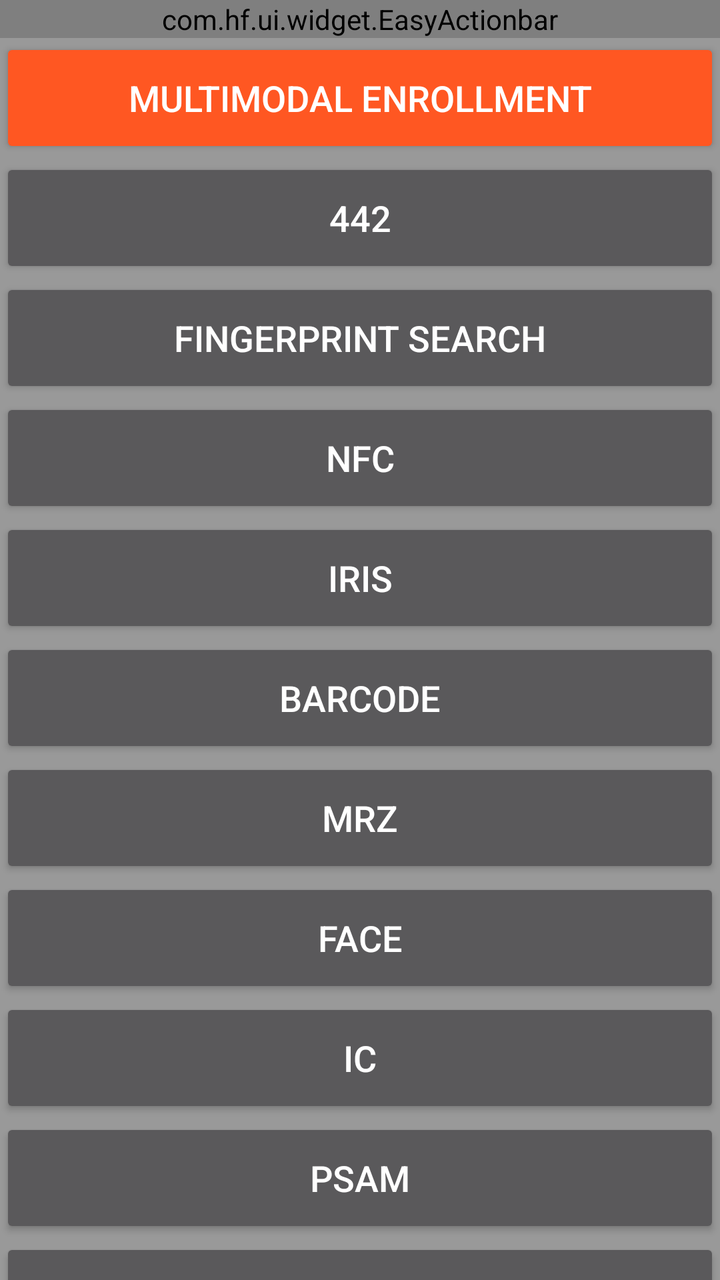
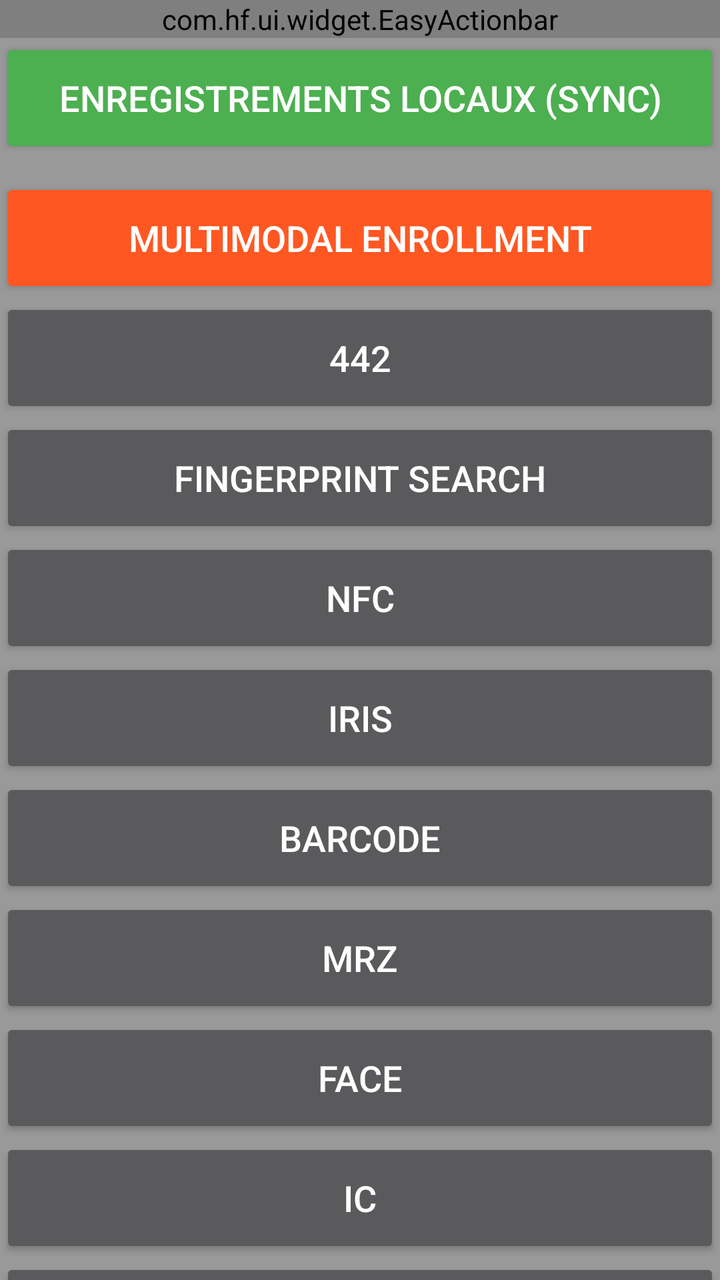

Before-and-after screenshots of an Android layout around one commit, followed by the original layout XML and the change that was made.
<!-- AndroidManifest.xml: application theme Theme.AppCompat.NoActionBar -->
<!-- res/layout/activity_main.xml -->
<?xml version="1.0" encoding="utf-8"?>
<LinearLayout xmlns:android="http://schemas.android.com/apk/res/android"
    android:layout_width="match_parent"
    android:layout_height="match_parent"
    android:background="@color/BASE_GREY"
    android:orientation="vertical">

    <com.hf.ui.widget.EasyActionbar
        android:id="@+id/actionbar"
        android:layout_width="match_parent"
        android:layout_height="wrap_content"
        android:background="@color/white" />

    <androidx.core.widget.NestedScrollView
        android:layout_width="match_parent"
        android:layout_height="wrap_content">


        <LinearLayout
            android:layout_width="match_parent"
            android:layout_height="wrap_content"
            android:orientation="vertical">

            <Button
                android:id="@+id/btnMultimodal"
                android:layout_width="match_parent"
                android:layout_height="60dp"
                android:gravity="center"
                android:text="MULTIMODAL ENROLLMENT"
                android:textSize="@dimen/t_18"
                android:textColor="#ffffff"
                android:backgroundTint="#ff5722"/>

            <Button
                android:id="@+id/fft"
                android:layout_width="match_parent"
                android:layout_height="60dp"
                android:gravity="center"
                android:text="442"
                android:textSize="@dimen/t_18" />

            <Button
                android:id="@+id/fp_search"
                android:layout_width="match_parent"
                android:layout_height="60dp"
                android:gravity="center"
                android:text="Fingerprint Search"
                android:textSize="@dimen/t_18" />

            <Button
                android:id="@+id/nfc"
                android:layout_width="match_parent"
                android:layout_height="60dp"
                android:gravity="center"
                android:text="NFC"
                android:textSize="@dimen/t_18" />

            <Button
                android:id="@+id/iris"
                android:layout_width="match_parent"
                android:layout_height="60dp"
                android:gravity="center"
                android:text="IRIS"
                android:textSize="@dimen/t_18" />

            <Button
                android:id="@+id/barcode"
                android:layout_width="match_parent"
                android:layout_height="60dp"
                android:gravity="center"
                android:text="BARCODE"
                android:textSize="@dimen/t_18" />

            <Button
                android:id="@+id/mrz"
                android:layout_width="match_parent"
                android:layout_height="60dp"
                android:gravity="center"
                android:text="MRZ"
                android:textSize="@dimen/t_18" />

            <Button
                android:id="@+id/face"
                android:layout_width="match_parent"
                android:layout_height="60dp"
                android:gravity="center"
                android:text="FACE"
                android:textSize="@dimen/t_18" />

            <Button
                android:id="@+id/ic"
                android:layout_width="match_parent"
                android:layout_height="60dp"
                android:gravity="center"
                android:text="IC"
                android:textSize="@dimen/t_18" />

            <Button
                android:id="@+id/psam"
                android:layout_width="match_parent"
                android:layout_height="60dp"
                android:gravity="center"
                android:text="PSAM"
                android:textSize="@dimen/t_18" />

            <Button
                android:id="@+id/fill_light"
                android:layout_width="match_parent"
                android:layout_height="60dp"
                android:gravity="center"
                android:text="FILL LIGHT"
                android:textSize="@dimen/t_18" />

            <Button
                android:id="@+id/usb_a"
                android:layout_width="match_parent"
                android:layout_height="60dp"
                android:gravity="center"
                android:text="USB A"
                android:textSize="@dimen/t_18" />

            <Button
                android:id="@+id/palm"
                android:layout_width="match_parent"
                android:layout_height="60dp"
                android:gravity="center"
                android:text="PALM"
                android:textSize="@dimen/t_18" />
        </LinearLayout>


    </androidx.core.widget.NestedScrollView>

</LinearLayout>
<!-- resources referenced by this layout -->
<resources>
  <color name="BASE_GREY">#FF999999</color>
  <color name="white">#FFFFFFFF</color>
  <dimen name="t_18">18dp</dimen>
</resources>

<!-- the commit's change to res/layout/activity_main.xml (unified diff, before → after) -->
@@ -20,6 +20,17 @@
             android:layout_width="match_parent"
             android:layout_height="wrap_content"
             android:orientation="vertical">
+
+            <Button
+                android:id="@+id/btnLocalSync"
+                android:layout_width="match_parent"
+                android:layout_height="60dp"
+                android:gravity="center"
+                android:text="ENREGISTREMENTS LOCAUX (SYNC)"
+                android:textSize="@dimen/t_18"
+                android:textColor="#ffffff"
+                android:backgroundTint="#4CAF50"
+                android:layout_marginBottom="10dp" />
 
             <Button
                 android:id="@+id/btnMultimodal"
